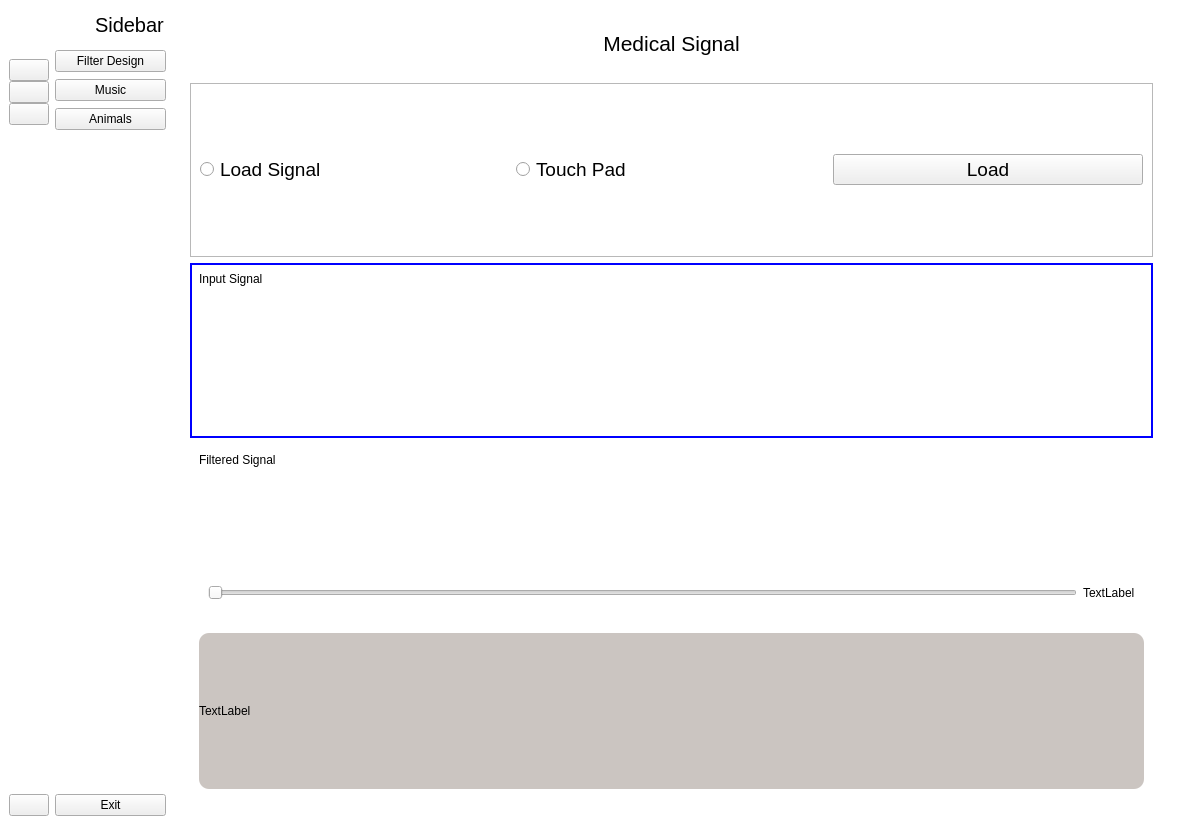
Above: FixingGUI2.ui from shehab400/Digital-filter-design before the change. Below: the same form after it.
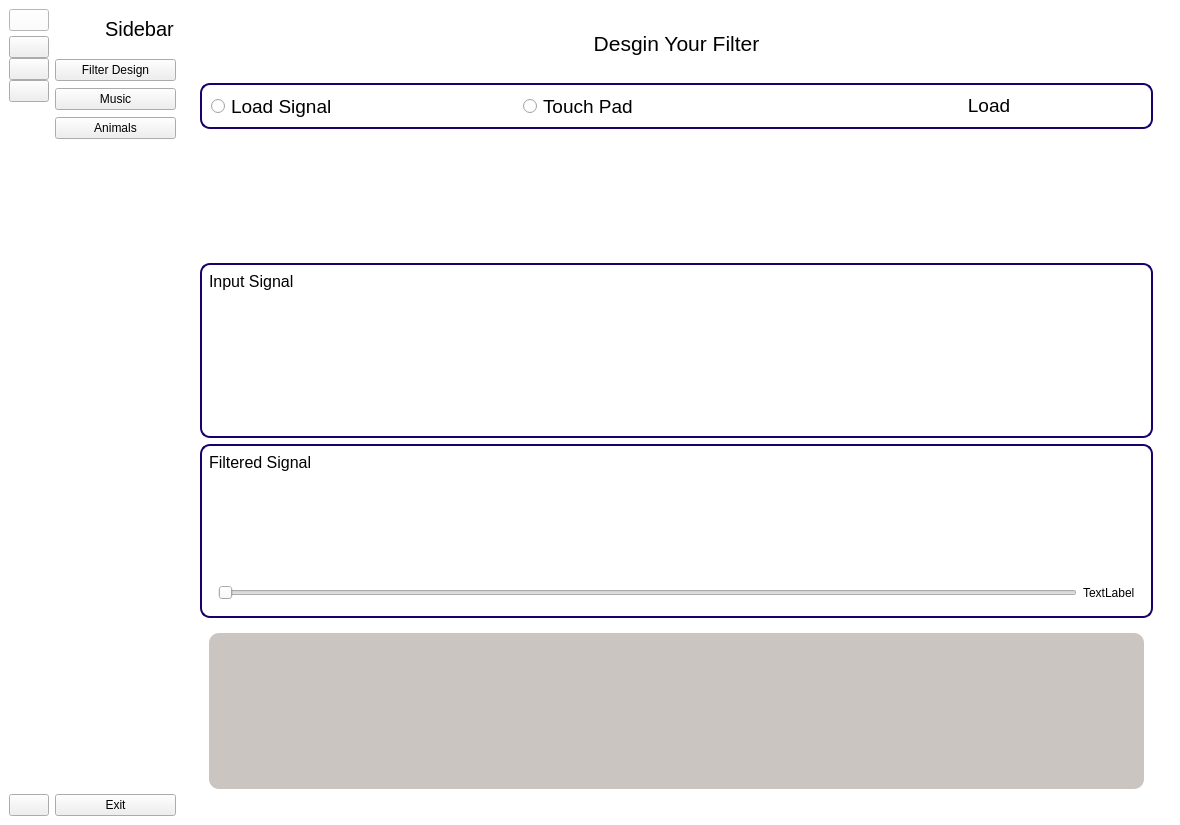
That is the form after the change. The open tabs and pages were chosen to show the change. Icons and pictures are not drawn.

Commit message: GUI with style sheet

```diff
--- a/FixingGUI2.ui
+++ b/FixingGUI2.ui
@@ -51,17 +51,17 @@
        <item>
         <layout class="QHBoxLayout" name="horizontalLayout">
          <item>
-          <widget class="QLabel" name="label_2">
+          <widget class="QLabel" name="label">
            <property name="minimumSize">
             <size>
-             <width>30</width>
-             <height>30</height>
+             <width>40</width>
+             <height>40</height>
             </size>
            </property>
            <property name="maximumSize">
             <size>
-             <width>30</width>
-             <height>30</height>
+             <width>40</width>
+             <height>40</height>
             </size>
            </property>
            <property name="text">
@@ -289,27 +289,7 @@
               </font>
              </property>
              <property name="text">
-              <string>Animals Equalizer</string>
-             </property>
-             <property name="alignment">
-              <set>Qt::AlignCenter</set>
-             </property>
-            </widget>
-           </item>
-          </layout>
-         </widget>
-         <widget class="QWidget" name="page_4">
-          <layout class="QGridLayout" name="gridLayout_7">
-           <item row="0" column="0">
-            <widget class="QLabel" name="label_7">
-             <property name="font">
-              <font>
-               <family>Segoe UI</family>
-               <pointsize>16</pointsize>
-              </font>
-             </property>
-             <property name="text">
-              <string>Medical Signal</string>
+              <string>Output</string>
              </property>
              <property name="alignment">
               <set>Qt::AlignCenter</set>
@@ -597,8 +577,12 @@
          </widget>
          <widget class="QWidget" name="page_7">
           <layout class="QGridLayout" name="gridLayout_27">
-           <item row="0" column="0">
+           <item row="0" column="0" alignment="Qt::AlignTop">
             <widget class="QFrame" name="frame_5">
+             <property name="styleSheet">
+              <string notr="true">  border: 2px solid rgb(25, 0, 108);
+  border-radius: 10px;</string>
+             </property>
              <property name="frameShape">
               <enum>QFrame::StyledPanel</enum>
              </property>
@@ -613,6 +597,9 @@
                   <pointsize>14</pointsize>
                  </font>
                 </property>
+                <property name="styleSheet">
+                 <string notr="true">border:0px</string>
+                </property>
                 <property name="text">
                  <string>Touch Pad</string>
                 </property>
@@ -625,18 +612,24 @@
                   <pointsize>14</pointsize>
                  </font>
                 </property>
+                <property name="styleSheet">
+                 <string notr="true">border:0px</string>
+                </property>
                 <property name="text">
                  <string>Load</string>
                 </property>
                </widget>
               </item>
-              <item row="0" column="0">
+              <item row="0" column="0" alignment="Qt::AlignTop">
                <widget class="QRadioButton" name="radioButton_3">
                 <property name="font">
                  <font>
                   <pointsize>14</pointsize>
                  </font>
                 </property>
+                <property name="styleSheet">
+                 <string notr="true">border:0px</string>
+                </property>
                 <property name="text">
                  <string>Load Signal</string>
                 </property>
@@ -648,12 +641,19 @@
            <item row="1" column="0">
             <widget class="QWidget" name="widget" native="true">
              <property name="styleSheet">
-              <string notr="true">border: 2px solid  Blue
+              <string notr="true">
+  border: 2px solid rgb(25, 0, 108);
+  border-radius: 10px; /* Adjust the value to achieve the desired curvature */
 </string>
              </property>
              <layout class="QGridLayout" name="gridLayout_23">
               <item row="0" column="0" alignment="Qt::AlignTop">
                <widget class="QLabel" name="label_15">
+                <property name="font">
+                 <font>
+                  <pointsize>12</pointsize>
+                 </font>
+                </property>
                 <property name="styleSheet">
                  <string notr="true">border:0px
 </string>
@@ -676,9 +676,16 @@
            </item>
            <item row="2" column="0">
             <widget class="QWidget" name="widget_19" native="true">
+             <property name="styleSheet">
+              <string notr="true">  border: 2px solid rgb(25, 0, 108);
+  border-radius: 10px;</string>
+             </property>
              <layout class="QGridLayout" name="gridLayout_25">
               <item row="2" column="0" alignment="Qt::AlignBottom">
                <widget class="QWidget" name="widget_20" native="true">
+                <property name="styleSheet">
+                 <string notr="true">border:0px</string>
+                </property>
                 <layout class="QGridLayout" name="gridLayout_26">
                  <item row="0" column="0">
                   <widget class="QSlider" name="horizontalSlider">
@@ -698,10 +705,22 @@
                </widget>
               </item>
               <item row="1" column="0">
-               <widget class="QWidget" name="widget_21" native="true"/>
+               <widget class="QWidget" name="widget_21" native="true">
+                <property name="styleSheet">
+                 <string notr="true">border:0px</string>
+                </property>
+               </widget>
               </item>
               <item row="0" column="0" alignment="Qt::AlignTop">
                <widget class="QLabel" name="label_17">
+                <property name="font">
+                 <font>
+                  <pointsize>12</pointsize>
+                 </font>
+                </property>
+                <property name="styleSheet">
+                 <string notr="true">border:0px</string>
+                </property>
                 <property name="text">
                  <string>Filtered Signal</string>
                 </property>
@@ -712,16 +731,19 @@
            </item>
            <item row="3" column="0">
             <widget class="QWidget" name="widget_17" native="true">
+             <property name="styleSheet">
+              <string notr="true"/>
+             </property>
              <layout class="QGridLayout" name="gridLayout_22">
               <item row="0" column="0">
                <widget class="QLabel" name="label_18">
                 <property name="styleSheet">
-                 <string notr="true">
+                 <string notr="true">border:0px;
 background-color: rgb(203, 197, 193);
-border-radius: 10%</string>
+border-radius: 10%;</string>
                 </property>
                 <property name="text">
-                 <string>TextLabel</string>
+                 <string/>
                 </property>
                </widget>
               </item>
@@ -739,7 +761,7 @@
      <widget class="QWidget" name="icon_only" native="true">
       <layout class="QVBoxLayout" name="verticalLayout_3">
        <property name="spacing">
-        <number>10</number>
+        <number>5</number>
        </property>
        <property name="leftMargin">
         <number>0</number>
@@ -754,33 +776,31 @@
         <number>0</number>
        </property>
        <item>
-        <layout class="QHBoxLayout" name="horizontalLayout_2">
-         <item>
-          <widget class="QLabel" name="label">
-           <property name="minimumSize">
-            <size>
-             <width>40</width>
-             <height>40</height>
-            </size>
-           </property>
-           <property name="maximumSize">
-            <size>
-             <width>40</width>
-             <height>40</height>
-            </size>
-           </property>
-           <property name="text">
-            <string/>
-           </property>
-           <property name="pixmap">
-            <pixmap>../../Task 3/Signal-Equalizer/Icons/launchpad.png</pixmap>
-           </property>
-           <property name="scaledContents">
-            <bool>true</bool>
-           </property>
-          </widget>
-         </item>
-        </layout>
+        <layout class="QHBoxLayout" name="horizontalLayout_2"/>
+       </item>
+       <item>
+        <widget class="QPushButton" name="pushButton_9">
+         <property name="styleSheet">
+          <string notr="true">background-color:white</string>
+         </property>
+         <property name="text">
+          <string/>
+         </property>
+         <property name="icon">
+          <iconset resource="../../Task 3/Signal-Equalizer/resource.qrc">
+           <normaloff>:/icon/Icons/launchpad.png</normaloff>
+           <normalon>:/icon/Icons/launchpad.png</normalon>:/icon/Icons/launchpad.png</iconset>
+         </property>
+         <property name="iconSize">
+          <size>
+           <width>35</width>
+           <height>35</height>
+          </size>
+         </property>
+         <property name="checkable">
+          <bool>true</bool>
+         </property>
+        </widget>
        </item>
        <item>
         <layout class="QVBoxLayout" name="verticalLayout">
```
Left out of the diff: 117 changed lines with no effect on the pictures.
